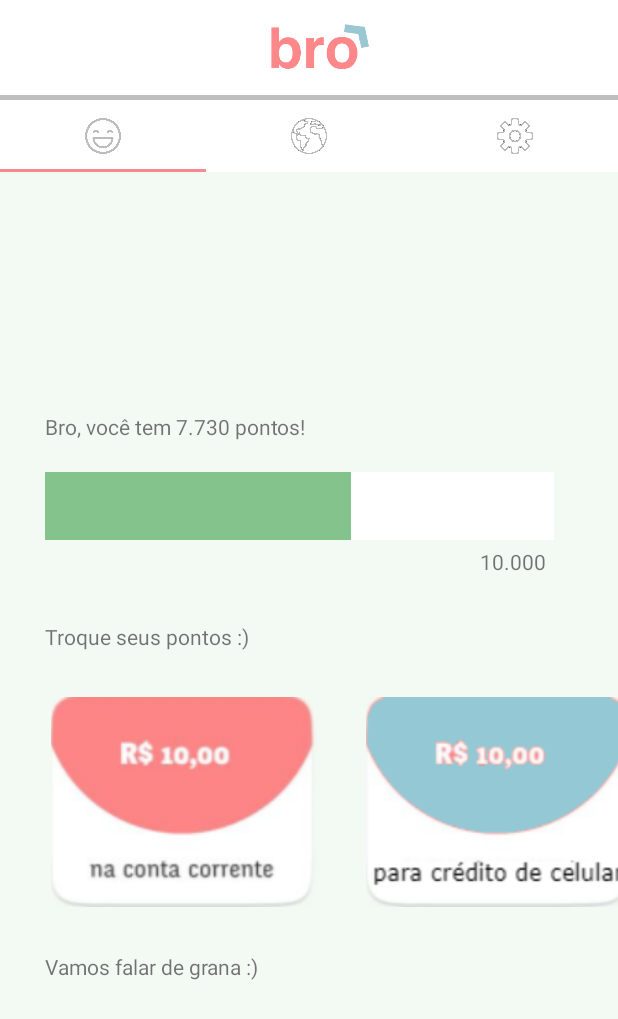
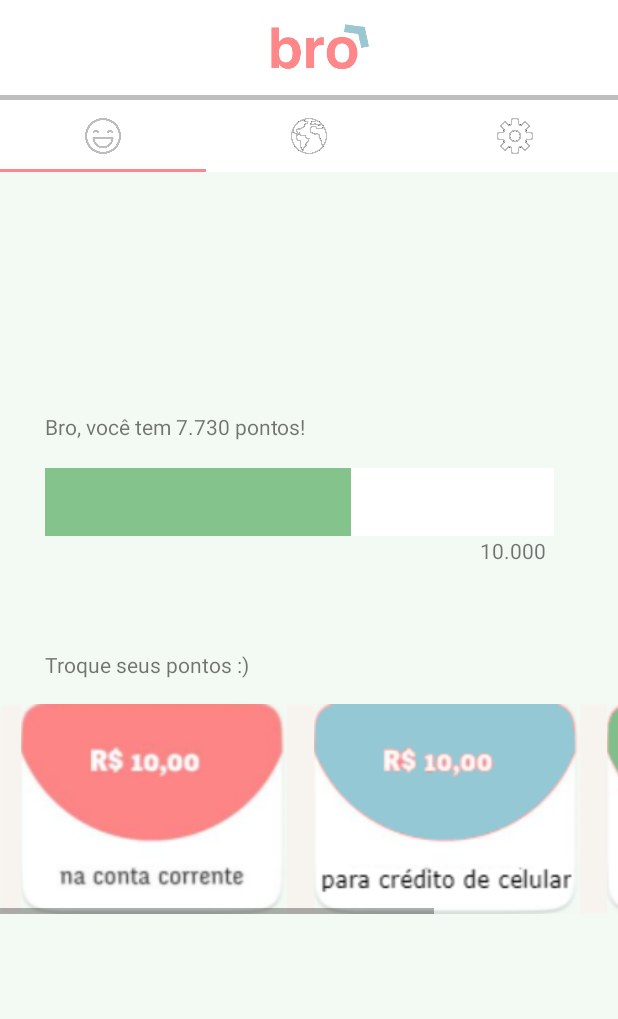
Before and after one commit to gabicaruso/ProjetoBro, an Android app: the PageStatus screen opened directly, with no data from a screen before it, on a phone screen of 412 x 824 dp. Shown: the top 1019 px of the screen. Run offline under Robolectric (Android 15) with nearby library versions, the phone set to English and light mode, and no system bars; our stand-ins replace Firebase (no records; nobody signed in at launch, a user with empty details on screens opened directly); 2 statements that could not run were skipped.

Commit message:
pagina saldo pronta

```diff
--- a/app/src/main/res/layout/fragment_pagina_saldo.xml
+++ b/app/src/main/res/layout/fragment_pagina_saldo.xml
@@ -6,6 +6,16 @@
     android:alwaysDrawnWithCache="false"
     android:background="@color/colorStatus"
     tools:context=".PageStatus">
+
+    <LinearLayout
+        android:layout_width="match_parent"
+        android:layout_height="match_parent"
+        android:orientation="vertical">
+
+        <LinearLayout
+            android:layout_width="match_parent"
+            android:layout_height="wrap_content"
+            android:orientation="vertical">
 
             <TextView
                 android:id="@+id/pontos"
@@ -16,52 +26,6 @@
                 android:layout_marginRight="100dp"
                 android:text="@string/bro" />
 
-    <TextView
-        android:id="@+id/max_pontos"
-        android:layout_width="63dp"
-        android:layout_height="36dp"
-        android:layout_marginLeft="320dp"
-        android:layout_marginTop="250dp"
-        android:layout_marginRight="10dp"
-        android:text="@string/num_max" />
-
-    <TextView
-        android:id="@+id/trocar_pontos"
-        android:layout_width="177dp"
-        android:layout_height="36dp"
-        android:layout_marginLeft="30dp"
-        android:layout_marginTop="300dp"
-        android:layout_marginRight="10dp"
-        android:text="@string/pontos" />
-
-    <TextView
-        android:id="@+id/grana"
-        android:layout_width="wrap_content"
-        android:layout_height="36dp"
-        android:layout_marginLeft="30dp"
-        android:layout_marginTop="520dp"
-        android:layout_marginRight="10dp"
-        android:text="@string/grana" />
-
-    <ImageView
-        android:id="@+id/botao1"
-        android:layout_width="185dp"
-        android:layout_height="140dp"
-        android:layout_marginLeft="30dp"
-        android:layout_marginTop="350dp"
-        android:contentDescription="@string/password"
-        android:src="@drawable/botao" />
-
-    <ImageView
-        android:id="@+id/botao2"
-        android:layout_width="185dp"
-        android:layout_height="140dp"
-        android:layout_marginLeft="240dp"
-        android:layout_marginTop="350dp"
-        android:contentDescription="@string/password"
-        android:src="@drawable/botao_azul" />
-
-
             <ProgressBar
                 android:id="@+id/pb"
                 style="@style/Widget.AppCompat.ProgressBar.Horizontal"
@@ -69,10 +33,79 @@
                 android:layout_height="45dp"
                 android:layout_marginLeft="30dp"
                 android:layout_marginRight="30dp"
-        android:layout_marginTop="200dp"
                 android:progress="60"
                 android:progressDrawable="@drawable/custom_progress"
                 android:visibility="visible"
                 tools:style="@style/Widget.AppCompat.ProgressBar" />
 
+            <TextView
+                android:id="@+id/max_pontos"
+                android:layout_width="63dp"
+                android:layout_height="36dp"
+                android:layout_marginLeft="320dp"
+                android:layout_marginRight="10dp"
+                android:text="@string/num_max" />
+
+        </LinearLayout>
+
+
+
+        <LinearLayout
+            android:layout_width="match_parent"
+            android:layout_height="wrap_content"
+            android:orientation="vertical">
+            <TextView
+                android:id="@+id/trocar_pontos"
+                android:layout_width="177dp"
+                android:layout_height="36dp"
+                android:layout_marginLeft="30dp"
+                android:layout_marginTop="40dp"
+                android:layout_marginRight="10dp"
+                android:text="@string/pontos" />
+            <HorizontalScrollView
+                android:layout_width="match_parent"
+                android:layout_height="wrap_content"
+
+                android:background="@drawable/rectangle">
+                <LinearLayout
+                    android:layout_width="match_parent"
+                    android:layout_height="wrap_content"
+                    android:orientation="horizontal">
+
+                    <ImageView
+                        android:id="@+id/botao1"
+                        android:layout_width="185dp"
+                        android:layout_height="140dp"
+                        android:layout_marginLeft="10dp"
+                        android:contentDescription="@string/password"
+                        android:src="@drawable/botao" />
+                    <ImageView
+                        android:id="@+id/botao2"
+                        android:layout_width="185dp"
+                        android:layout_height="140dp"
+                        android:layout_marginLeft="10dp"
+                        android:contentDescription="@string/password"
+                        android:src="@drawable/botao_azul" />
+                    <ImageView
+                        android:id="@+id/botao3"
+                        android:layout_width="185dp"
+                        android:layout_height="140dp"
+                        android:layout_marginLeft="10dp"
+                        android:contentDescription="@string/password"
+                        android:src="@drawable/botao_verde" />
+
+
+                </LinearLayout>
+            </HorizontalScrollView>
+        </LinearLayout>
+
+
+
+
+
+
+
+
+
+    </LinearLayout>
 </FrameLayout>
```
Lines whose indentation alone changed are shown as unchanged.
